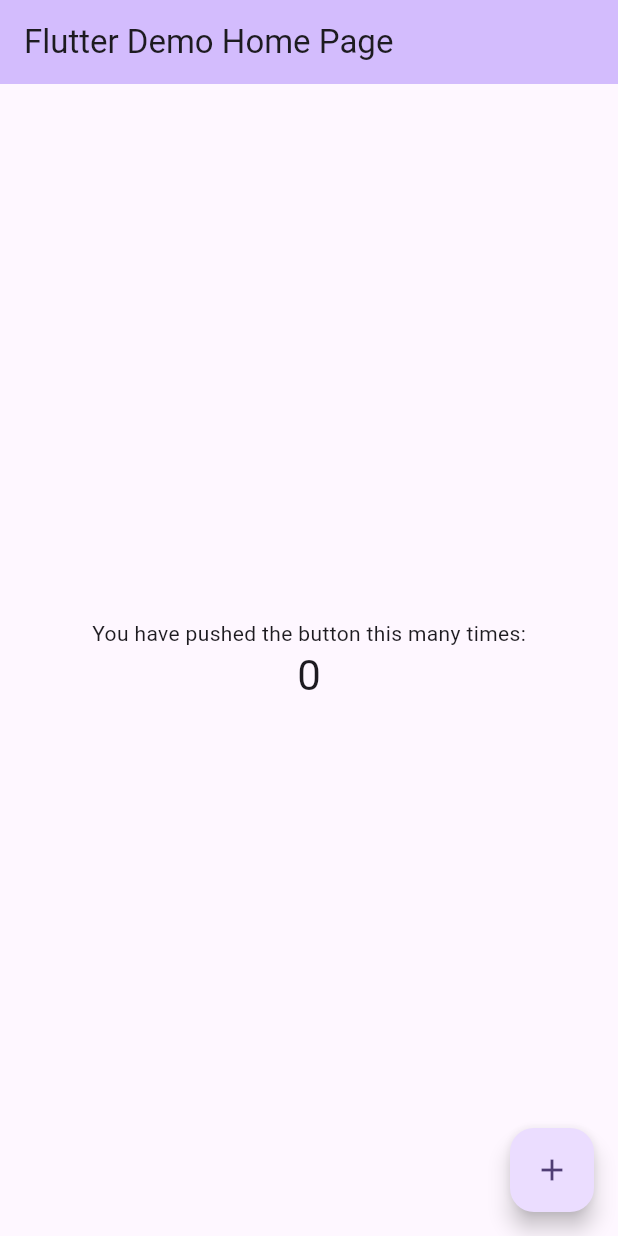
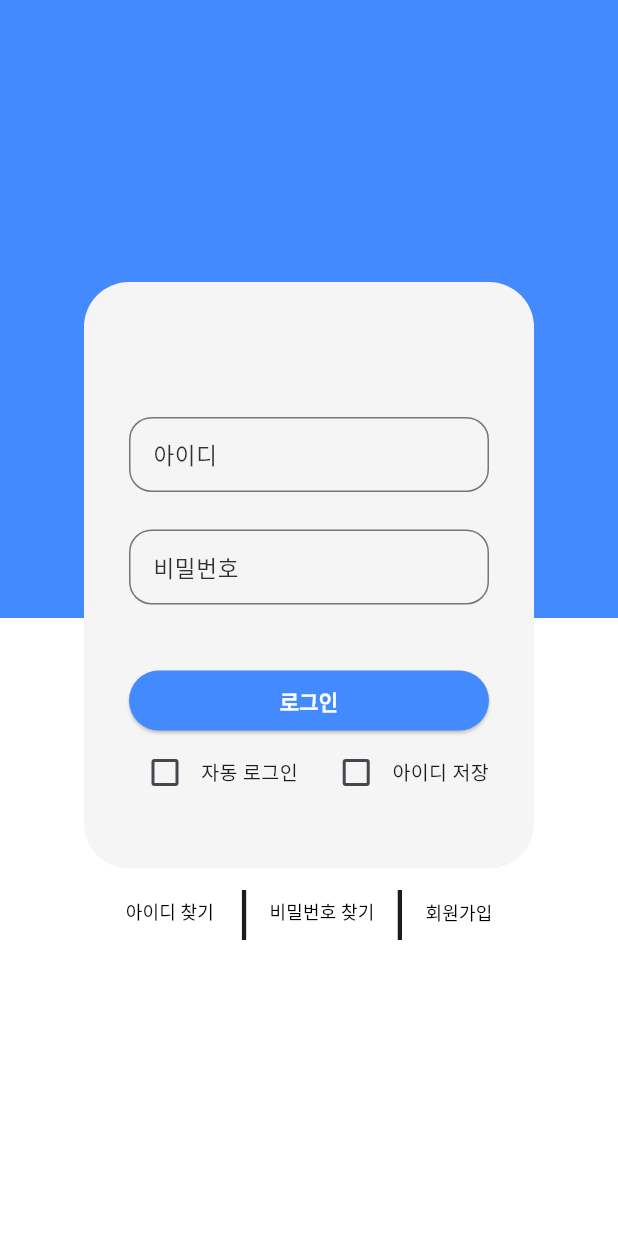
Before and after one commit to nuyggnoes/SSG-USMS-Front-Flutter, a Flutter app: the screen it shows after launch, on a phone screen of 412 x 824 dp. Run offline on Flutter 3.47's test engine with Material 3 defaults, Android fonts, the phone set to English and light mode, and no system bars; our stand-ins replace dio, firebase_core, firebase_messaging, flutter_local_notifications, flutter_secure_storage; accounts and stored records are empty.

Commit message:
Update Login and Notification Settings

```diff
--- a/usms_app/lib/main.dart
+++ b/usms_app/lib/main.dart
@@ -1,125 +1,54 @@
+// package
+import 'package:firebase_core/firebase_core.dart';
+import 'package:firebase_messaging/firebase_messaging.dart';
 import 'package:flutter/material.dart';
+import 'package:flutter_secure_storage/flutter_secure_storage.dart';
+import 'package:intl/date_symbol_data_local.dart';
 
-void main() {
+// api
+import 'package:usms_app/api/firebase_api.dart';
+
+// screen
+import 'package:usms_app/screen/home_screen.dart';
+import 'package:usms_app/screen/login_screen.dart';
+import 'package:usms_app/screen/notification_screen.dart';
+
+// route
+final navigatorKey = GlobalKey<NavigatorState>();
+
+void main() async {
+  await initializeDateFormatting();
+
+  // 앱이 실행되기 전에 반드시 호출되어야 함.
+  WidgetsFlutterBinding.ensureInitialized();
+
+  // Firebase SDK 초기화단계 (App을 Firebase 서비스를 사용할 수 있는 상태로 설정)
+  await Firebase.initializeApp();
+  await FirebaseApi().initNotifications();
+
+  // initializeNotification();
   runApp(const MyApp());
 }
 
 class MyApp extends StatelessWidget {
   const MyApp({super.key});
 
-  // This widget is the root of your application.
   @override
   Widget build(BuildContext context) {
     return MaterialApp(
-      title: 'Flutter Demo',
+      title: 'Push Notification',
       theme: ThemeData(
-        // This is the theme of your application.
-        //
-        // TRY THIS: Try running your application with "flutter run". You'll see
-        // the application has a purple toolbar. Then, without quitting the app,
-        // try changing the seedColor in the colorScheme below to Colors.green
-        // and then invoke "hot reload" (save your changes or press the "hot
-        // reload" button in a Flutter-supported IDE, or press "r" if you used
-        // the command line to start the app).
-        //
-        // Notice that the counter didn't reset back to zero; the application
-        // state is not lost during the reload. To reset the state, use hot
-        // restart instead.
-        //
-        // This works for code too, not just values: Most code changes can be
-        // tested with just a hot reload.
-        colorScheme: ColorScheme.fromSeed(seedColor: Colors.deepPurple),
-        useMaterial3: true,
+        primarySwatch: Colors.blue,
+        textTheme: const TextTheme(
+          bodyMedium: TextStyle(fontSize: 40),
+        ),
       ),
-      home: const MyHomePage(title: 'Flutter Demo Home Page'),
+      navigatorKey: navigatorKey,
+      home: const Login(),
+      routes: {
+        NotificationScreen.route: (context) => const NotificationScreen(),
+        HomeScreen.route: (context) => HomeScreen(),
+      },
     );
   }
 }
-
-class MyHomePage extends StatefulWidget {
-  const MyHomePage({super.key, required this.title});
-
-  // This widget is the home page of your application. It is stateful, meaning
-  // that it has a State object (defined below) that contains fields that affect
-  // how it looks.
-
-  // This class is the configuration for the state. It holds the values (in this
-  // case the title) provided by the parent (in this case the App widget) and
-  // used by the build method of the State. Fields in a Widget subclass are
-  // always marked "final".
-
-  final String title;
-
-  @override
-  State<MyHomePage> createState() => _MyHomePageState();
-}
-
-class _MyHomePageState extends State<MyHomePage> {
-  int _counter = 0;
-
-  void _incrementCounter() {
-    setState(() {
-      // This call to setState tells the Flutter framework that something has
-      // changed in this State, which causes it to rerun the build method below
-      // so that the display can reflect the updated values. If we changed
-      // _counter without calling setState(), then the build method would not be
-      // called again, and so nothing would appear to happen.
-      _counter++;
-    });
-  }
-
-  @override
-  Widget build(BuildContext context) {
-    // This method is rerun every time setState is called, for instance as done
-    // by the _incrementCounter method above.
-    //
-    // The Flutter framework has been optimized to make rerunning build methods
-    // fast, so that you can just rebuild anything that needs updating rather
-    // than having to individually change instances of widgets.
-    return Scaffold(
-      appBar: AppBar(
-        // TRY THIS: Try changing the color here to a specific color (to
-        // Colors.amber, perhaps?) and trigger a hot reload to see the AppBar
-        // change color while the other colors stay the same.
-        backgroundColor: Theme.of(context).colorScheme.inversePrimary,
-        // Here we take the value from the MyHomePage object that was created by
-        // the App.build method, and use it to set our appbar title.
-        title: Text(widget.title),
-      ),
-      body: Center(
-        // Center is a layout widget. It takes a single child and positions it
-        // in the middle of the parent.
-        child: Column(
-          // Column is also a layout widget. It takes a list of children and
-          // arranges them vertically. By default, it sizes itself to fit its
-          // children horizontally, and tries to be as tall as its parent.
-          //
-          // Column has various properties to control how it sizes itself and
-          // how it positions its children. Here we use mainAxisAlignment to
-          // center the children vertically; the main axis here is the vertical
-          // axis because Columns are vertical (the cross axis would be
-          // horizontal).
-          //
-          // TRY THIS: Invoke "debug painting" (choose the "Toggle Debug Paint"
-          // action in the IDE, or press "p" in the console), to see the
-          // wireframe for each widget.
-          mainAxisAlignment: MainAxisAlignment.center,
-          children: <Widget>[
-            const Text(
-              'You have pushed the button this many times:',
-            ),
-            Text(
-              '$_counter',
-              style: Theme.of(context).textTheme.headlineMedium,
-            ),
-          ],
-        ),
-      ),
-      floatingActionButton: FloatingActionButton(
-        onPressed: _incrementCounter,
-        tooltip: 'Increment',
-        child: const Icon(Icons.add),
-      ), // This trailing comma makes auto-formatting nicer for build methods.
-    );
-  }
-}
--- /dev/null
+++ b/usms_app/lib/models/user_model.dart
@@ -0,0 +1,18 @@
+class User {
+  final String id;
+  final String pwd;
+
+  User({
+    required this.id,
+    required this.pwd,
+  });
+
+  User.fromJson(Map<String, dynamic> json)
+      : id = json["id"],
+        pwd = json['pwd'];
+
+  Map<String, dynamic> toJson() => {
+        'id': id,
+        'pwd': pwd,
+      };
+}
--- /dev/null
+++ b/usms_app/lib/screen/home_screen.dart
@@ -0,0 +1,34 @@
+import 'package:flutter/material.dart';
+
+class HomeScreen extends StatefulWidget {
+  const HomeScreen({super.key});
+  static const route = '/main';
+
+  @override
+  State<HomeScreen> createState() => _HomeScreenState();
+}
+
+class _HomeScreenState extends State<HomeScreen> {
+  @override
+  Widget build(BuildContext context) {
+    return MaterialApp(
+      theme: ThemeData(
+        primaryColor: Colors.blue[200],
+        textTheme: const TextTheme(
+          bodyMedium: TextStyle(
+            fontSize: 40,
+          ),
+        ),
+      ),
+      home: Scaffold(
+        appBar: AppBar(
+          elevation: 2,
+          title: const Text('메인화면'),
+        ),
+        body: const Center(
+          child: Text('메인화면입니다.'),
+        ),
+      ),
+    );
+  }
+}
--- /dev/null
+++ b/usms_app/lib/screen/login_screen.dart
@@ -0,0 +1,366 @@
+import 'package:flutter/material.dart';
+import 'dart:convert';
+
+import 'package:dio/dio.dart';
+// import 'package:get/get.dart';
+
+import 'package:flutter_secure_storage/flutter_secure_storage.dart';
+
+import 'package:usms_app/models/user_model.dart';
+import 'package:usms_app/screen/home_screen.dart';
+// import 'package:usms_app/screen/register_screen.dart';
+// import 'package:usms_app/screen/test_screen.dart';
+// import 'package:usms_app/screen/video_screen.dart';
+import 'package:usms_app/widget/my_checkbox.dart';
+
+class Login extends StatefulWidget {
+  const Login({super.key});
+
+  @override
+  State<Login> createState() => _LoginState();
+}
+
+class _LoginState extends State<Login> {
+  final _idTextEditController = TextEditingController();
+  final _passwordTextEditController = TextEditingController();
+
+  final _formKey = GlobalKey<FormState>();
+
+  static const storage = FlutterSecureStorage();
+  dynamic userInfo = '';
+
+  @override
+  void initState() {
+    super.initState();
+    WidgetsBinding.instance.addPostFrameCallback((_) {
+      _asyncMethod();
+    });
+  }
+
+  _asyncMethod() async {
+    // read 함수로 key값에 맞는 정보를 불러오고 데이터타입은 String 타입
+    // 데이터가 없을때는 null을 반환
+    userInfo = await storage.read(key: 'login');
+
+    if (userInfo != null) {
+      print("자동로그인!");
+      Navigator.pushNamed(context, HomeScreen.route);
+    } else {
+      print('로그인이 필요합니다');
+    }
+  }
+
+  loginAction(User user, bool autoLogin) async {
+    // try {
+    //   final response = await http.post(
+    //     Uri.parse('http://10.0.2.2:3003/login'), //http://10.0.2.2:3003/
+    //     headers: <String, String>{
+    //       'Content-Type': 'application/json; charset=utf-8',
+    //       HttpHeaders.authorizationHeader: 'Basic your_api_token_here',
+    //       //JWT
+    //     },
+    //     body: jsonEncode(user.toJson()),
+    //   );
+    //   print('response status code = ${response.statusCode}');
+    //   print('response data = ${response.body}');
+    // } catch (e) {
+    //   print("Failed to send post data:$e");
+    // }
+    Response response;
+    var baseoptions = BaseOptions(
+      headers: {
+        'Content-Type': 'application/json; charset=utf-8',
+      },
+      baseUrl: "http://10.0.2.2:3003",
+    );
+    Dio dio = Dio(baseoptions);
+    var param = {
+      'id': user.id,
+      'pwd': user.pwd,
+    };
+    try {
+      response = await dio.post('/login', data: param);
+      print(response.statusCode);
+      if (response.statusCode == 200 || response.statusCode == 201) {
+        print("===========response OK===========");
+        var val = jsonEncode(user.toJson());
+        print(val);
+        if (autoLogin) {
+          print('자동로그인 체크');
+          await storage.write(
+            key: 'login',
+            value: val,
+          );
+        }
+        print('접속 성공!');
+        Navigator.pushNamed(context, HomeScreen.route);
+      } else if (response.statusCode == 400) {
+        print("아이디 또는 비밀번호가 일치하지 않습니다.");
+      } else {
+        print('처리되지 않은 에러');
+      }
+    } catch (e) {
+      print("Error: $e");
+    }
+  }
+
+  @override
+  void dispose() {
+    _idTextEditController.dispose();
+    _passwordTextEditController.dispose();
+    super.dispose();
+  }
+
+  bool _AutoLoginChecked = false;
+
+  @override
+  Widget build(BuildContext context) {
+    return GestureDetector(
+      onTap: () {
+        FocusScope.of(context).unfocus();
+      },
+      child: Scaffold(
+        body: Stack(
+          children: [
+            Column(
+              children: [
+                Flexible(
+                  flex: 1,
+                  child: Container(
+                    decoration: const BoxDecoration(
+                      color: Colors.blueAccent,
+                    ),
+                  ),
+                ),
+                Flexible(
+                  flex: 1,
+                  child: Container(
+                    decoration: const BoxDecoration(
+                      color: Colors.white,
+                    ),
+                  ),
+                )
+              ],
+            ),
+            Center(
+              child: Column(
+                mainAxisAlignment: MainAxisAlignment.center,
+                children: [
+                  Container(
+                    padding: const EdgeInsets.only(
+                      top: 90,
+                      left: 30,
+                      right: 30,
+                    ),
+                    width: 300,
+                    height: 391,
+                    decoration: BoxDecoration(
+                      color: Colors.grey[100],
+                      borderRadius: BorderRadius.circular(30),
+                    ),
+                    child: Form(
+                      key: _formKey,
+                      child: Theme(
+                        data: ThemeData(
+                          primaryColor: Colors.grey,
+                          inputDecorationTheme: InputDecorationTheme(
+                            labelStyle: TextStyle(
+                                color: Colors.black.withOpacity(0.8),
+                                fontSize: 15),
+                            focusedBorder: const OutlineInputBorder(
+                              borderRadius:
+                                  BorderRadius.all(Radius.circular(15)),
+                              borderSide: BorderSide(
+                                color: Colors.blueAccent,
+                              ),
+                            ),
+                          ),
+                        ),
+                        child: Column(
+                          children: [
+                            SizedBox(
+                              height: 70,
+                              child: TextFormField(
+                                controller: _idTextEditController,
+                                onChanged: (text) {},
+                                keyboardType: TextInputType.emailAddress,
+                                decoration: InputDecoration(
+                                  border: OutlineInputBorder(
+                                    borderRadius: BorderRadius.circular(15),
+                                  ),
+                                  labelText: '아이디',
+                                  helperText: "",
+                                ),
+                                validator: (String? value) {
+                                  if (value?.isEmpty ?? true) {
+                                    return '아이디를 입력해주세요!';
+                                  }
+                                  return null;
+                                },
+                              ),
+                            ),
+                            const SizedBox(
+                              height: 5,
+                            ),
+                            SizedBox(
+                              height: 70,
+                              child: TextFormField(
+                                controller: _passwordTextEditController,
+                                onChanged: (text) {},
+                                obscureText: true,
+                                keyboardType: TextInputType.text,
+                                decoration: InputDecoration(
+                                  border: OutlineInputBorder(
+                                    borderRadius: BorderRadius.circular(15),
+                                  ),
+                                  labelText: '비밀번호',
+                                  helperText: "",
+                                ),
+                                validator: (String? value) {
+                                  if (value?.isEmpty ?? true) {
+                                    return '비밀번호를 입력해주세요!';
+                                  }
+                                  return null;
+                                },
+                              ),
+                            ),
+                            const SizedBox(
+                              height: 20,
+                            ),
+                            SizedBox(
+                              width: double.infinity,
+                              child: ElevatedButton(
+                                onPressed: () {
+                                  if (_formKey.currentState?.validate() ??
+                                      false) {
+                                    loginAction(
+                                      User(
+                                        id: _idTextEditController.text,
+                                        pwd: _passwordTextEditController.text,
+                                      ),
+                                      _AutoLoginChecked,
+                                    );
+                                  }
+                                },
+                                style: ElevatedButton.styleFrom(
+                                  backgroundColor: Colors.blueAccent,
+                                ),
+                                child: const Text(
+                                  '로그인',
+                                  style: TextStyle(
+                                    color: Colors.white,
+                                    fontWeight: FontWeight.w900,
+                                  ),
+                                ),
+                              ),
+                            ),
+                            Row(
+                              mainAxisAlignment: MainAxisAlignment.spaceBetween,
+                              children: [
+                                Row(
+                                  children: [
+                                    Container(
+                                      child: Checkbox(
+                                        value: _AutoLoginChecked,
+                                        onChanged: (value) {
+                                          setState(() {
+                                            _AutoLoginChecked = value!;
+                                          });
+                                          print(
+                                              '체크 상태(true면 체크상태) : $_AutoLoginChecked');
+                                        },
+                                      ),
+                                    ),
+                                    const Text(
+                                      '자동 로그인',
+                                      style: TextStyle(
+                                        fontSize: 13,
+                                      ),
+                                    ),
+                                  ],
+                                ),
+                                const MyCheckBox(
+                                  checkboxText: '아이디 저장',
+                                ),
+                              ],
+                            ),
+                          ],
+                        ),
+                      ),
+                    ),
+                  ),
+                  Row(
+                    mainAxisAlignment: MainAxisAlignment.center,
+                    children: [
+                      TextButton(
+                        onPressed: () {
+                          print('아이디 찾기');
+                          // Navigator.push(
+                          //   context,
+                          //   MaterialPageRoute(
+                          //     builder: (context) => const CalendarScreen(),
+                          //     // fullscreenDialog: true, // true : bottom
+                          //   ),
+                          // );
+                        },
+                        child: const Text(
+                          '아이디 찾기 ',
+                          style: TextStyle(
+                            color: Colors.black,
+                            fontSize: 12,
+                          ),
+                        ),
+                      ),
+                      const SizedBox(
+                        child: Text('|'),
+                      ),
+                      TextButton(
+                        onPressed: () {
+                          print('비밀번호 찾기');
+                          // Navigator.push(
+                          //   context,
+                          //   MaterialPageRoute(
+                          //     builder: (context) => const VideoScreen(),
+                          //   ),
+                          // );
+                        },
+                        child: const Text(
+                          '비밀번호 찾기',
+                          style: TextStyle(
+                            color: Colors.black,
+                            fontSize: 12,
+                          ),
+                        ),
+                      ),
+                      const SizedBox(
+                        child: Text('|'),
+                      ),
+                      TextButton(
+                        onPressed: () {
+                          // Navigator.push(
+                          //   context,
+                          //   MaterialPageRoute(
+                          //     builder: (context) => const RegisterScreen(),
+                          //     // fullscreenDialog: true, // true : bottom
+                          //   ),
+                          // );
+                        },
+                        child: const Text(
+                          '회원가입',
+                          style: TextStyle(
+                            color: Colors.black,
+                            fontSize: 12,
+                          ),
+                        ),
+                      ),
+                    ],
+                  ),
+                ],
+              ),
+            ),
+          ],
+        ),
+      ),
+    );
+  }
+}
--- /dev/null
+++ b/usms_app/lib/widget/my_checkbox.dart
@@ -0,0 +1,43 @@
+import 'package:flutter/material.dart';
+
+class MyCheckBox extends StatefulWidget {
+  final String checkboxText;
+  const MyCheckBox({
+    super.key,
+    required this.checkboxText,
+  });
+
+  @override
+  State<MyCheckBox> createState() => _MyCheckBoxState();
+
+  bool get isChecked => _MyCheckBoxState()._isChecked;
+}
+
+class _MyCheckBoxState extends State<MyCheckBox> {
+  bool _isChecked = false;
+
+  @override
+  Widget build(BuildContext context) {
+    return Row(
+      children: [
+        Container(
+          child: Checkbox(
+            value: _isChecked,
+            onChanged: (value) {
+              setState(() {
+                _isChecked = value!;
+              });
+              print('체크 상태(true면 체크상태) : $_isChecked');
+            },
+          ),
+        ),
+        Text(
+          widget.checkboxText,
+          style: const TextStyle(
+            fontSize: 13,
+          ),
+        ),
+      ],
+    );
+  }
+}
```
Also changed, not shown: usms_app/lib/api/firebase_api.dart (added, +114 -0 lines), usms_app/lib/screen/notification_screen.dart (added, +27 -0 lines), 4 other files.
